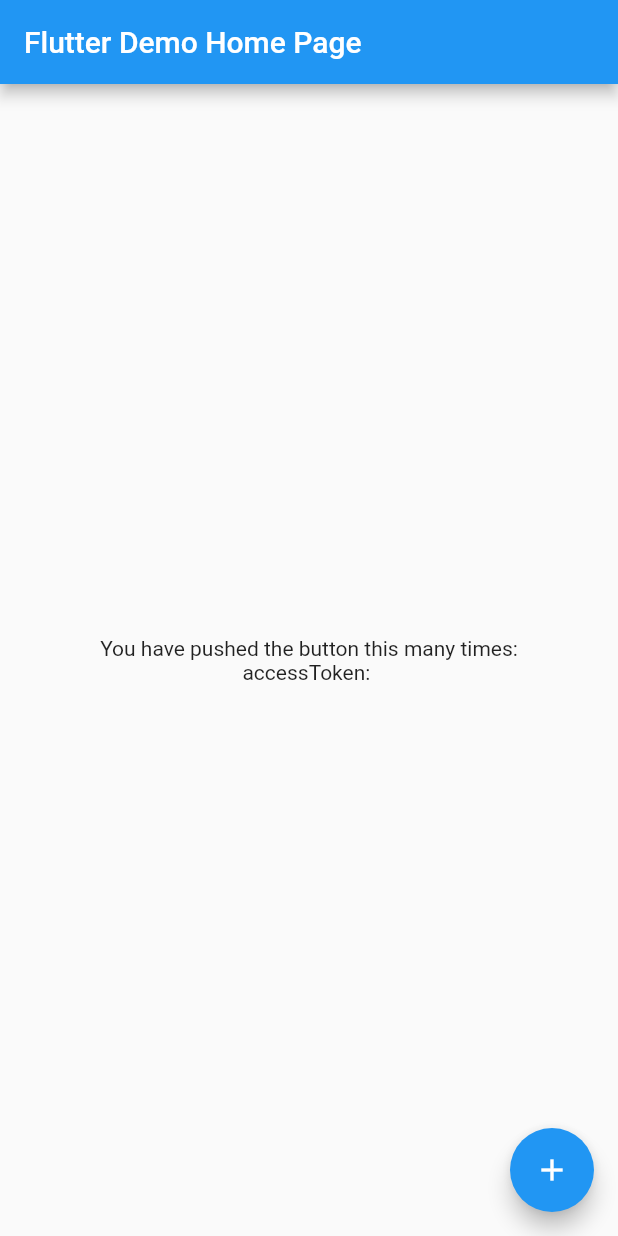
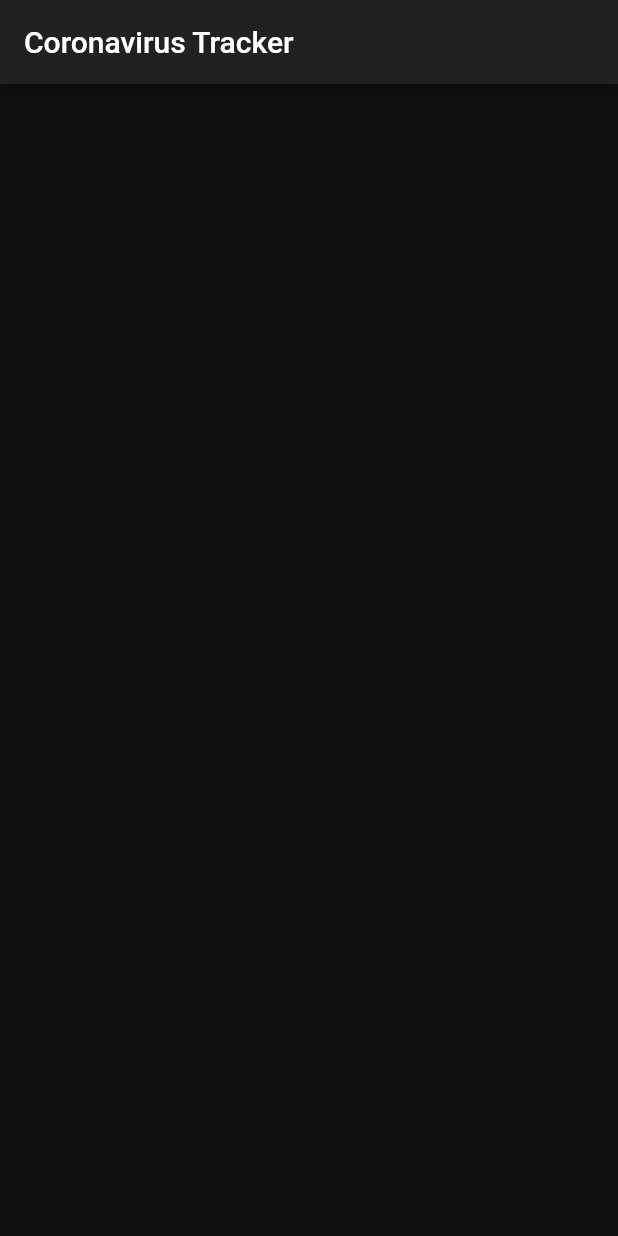
Before and after one commit to kayzkenny/coronavirus_rest_api_flutter_course, a Flutter app: the screen it shows after launch, on a phone screen of 412 x 824 dp. Run offline on Flutter 3.47's test engine with Material 2 defaults, Android fonts, the phone set to English and light mode, and no system bars.

Commit message:
create dashboard.dart

```diff
--- /dev/null
+++ b/lib/app/ui/dashboard.dart
@@ -0,0 +1,20 @@
+import 'package:flutter/material.dart';
+
+class Dashboard extends StatefulWidget {
+  @override
+  _DashboardState createState() => _DashboardState();
+}
+
+class _DashboardState extends State<Dashboard> {
+  @override
+  Widget build(BuildContext context) {
+    return Scaffold(
+      appBar: AppBar(
+        title: Text('Coronavirus Tracker'),
+      ),
+      body: ListView(
+        children: <Widget>[],
+      ),
+    );
+  }
+}
--- a/lib/main.dart
+++ b/lib/main.dart
@@ -1,6 +1,9 @@
+import 'package:coronavirus_rest_api_flutter_course/app/repositories/data_repository.dart';
 import 'package:coronavirus_rest_api_flutter_course/app/services/api.dart';
 import 'package:coronavirus_rest_api_flutter_course/app/services/api_service.dart';
+import 'package:coronavirus_rest_api_flutter_course/app/ui/dashboard.dart';
 import 'package:flutter/material.dart';
+import 'package:provider/provider.dart';
 
 void main() {
   runApp(MyApp());
@@ -10,126 +13,19 @@ class MyApp extends StatelessWidget {
   // This widget is the root of your application.
   @override
   Widget build(BuildContext context) {
-    return MaterialApp(
-      title: 'Flutter Demo',
-      theme: ThemeData(
-        // This is the theme of your application.
-        //
-        // Try running your application with "flutter run". You'll see the
-        // application has a blue toolbar. Then, without quitting the app, try
-        // changing the primarySwatch below to Colors.green and then invoke
-        // "hot reload" (press "r" in the console where you ran "flutter run",
-        // or simply save your changes to "hot reload" in a Flutter IDE).
-        // Notice that the counter didn't reset back to zero; the application
-        // is not restarted.
-        primarySwatch: Colors.blue,
-        // This makes the visual density adapt to the platform that you run
-        // the app on. For desktop platforms, the controls will be smaller and
-        // closer together (more dense) than on mobile platforms.
-        visualDensity: VisualDensity.adaptivePlatformDensity,
+    return Provider<DataRepository>(
+      create: (_) => DataRepository(
+        apiService: APIService(API.sandbox()),
       ),
-      home: MyHomePage(title: 'Flutter Demo Home Page'),
+      child: MaterialApp(
+        debugShowCheckedModeBanner: false,
+        title: 'Coronavirus Tracker',
+        theme: ThemeData.dark().copyWith(
+          scaffoldBackgroundColor: Color(0xFF101010),
+          cardColor: Color(0xFF222222),
+        ),
+        home: Dashboard(),
+      ),
     );
   }
 }
-
-class MyHomePage extends StatefulWidget {
-  MyHomePage({Key key, this.title}) : super(key: key);
-
-  // This widget is the home page of your application. It is stateful, meaning
-  // that it has a State object (defined below) that contains fields that affect
-  // how it looks.
-
-  // This class is the configuration for the state. It holds the values (in this
-  // case the title) provided by the parent (in this case the App widget) and
-  // used by the build method of the State. Fields in a Widget subclass are
-  // always marked "final".
-
-  final String title;
-
-  @override
-  _MyHomePageState createState() => _MyHomePageState();
-}
-
-class _MyHomePageState extends State<MyHomePage> {
-  String _accessToken = "";
-  int _cases;
-  int _deaths;
-
-  void _updateAccessToken() async {
-    final apiService = APIService(API.sandbox());
-    final accessToken = await apiService.getAccessToken();
-    final cases = await apiService.getEndpointData(
-      accessToken: accessToken,
-      endpoint: Endpoint.cases,
-    );
-    final deaths = await apiService.getEndpointData(
-      accessToken: accessToken,
-      endpoint: Endpoint.deaths,
-    );
-    setState(() {
-      _accessToken = accessToken;
-      _cases = cases;
-      _deaths = deaths;
-    });
-  }
-
-  @override
-  Widget build(BuildContext context) {
-    // This method is rerun every time setState is called, for instance as done
-    // by the _incrementCounter method above.
-    //
-    // The Flutter framework has been optimized to make rerunning build methods
-    // fast, so that you can just rebuild anything that needs updating rather
-    // than having to individually change instances of widgets.
-    return Scaffold(
-      appBar: AppBar(
-        // Here we take the value from the MyHomePage object that was created by
-        // the App.build method, and use it to set our appbar title.
-        title: Text(widget.title),
-      ),
-      body: Center(
-        // Center is a layout widget. It takes a single child and positions it
-        // in the middle of the parent.
-        child: Column(
-          // Column is also a layout widget. It takes a list of children and
-          // arranges them vertically. By default, it sizes itself to fit its
-          // children horizontally, and tries to be as tall as its parent.
-          //
-          // Invoke "debug painting" (press "p" in the console, choose the
-          // "Toggle Debug Paint" action from the Flutter Inspector in Android
-          // Studio, or the "Toggle Debug Paint" command in Visual Studio Code)
-          // to see the wireframe for each widget.
-          //
-          // Column has various properties to control how it sizes itself and
-          // how it positions its children. Here we use mainAxisAlignment to
-          // center the children vertically; the main axis here is the vertical
-          // axis because Columns are vertical (the cross axis would be
-          // horizontal).
-          mainAxisAlignment: MainAxisAlignment.center,
-          children: <Widget>[
-            Text(
-              'You have pushed the button this many times:',
-            ),
-            Text(
-              'accessToken: $_accessToken',
-            ),
-            if (_cases != null)
-              Text(
-                'cases: $_cases',
-              ),
-            if (_deaths != null)
-              Text(
-                'deaths: $_deaths',
-              ),
-          ],
-        ),
-      ),
-      floatingActionButton: FloatingActionButton(
-        onPressed: _updateAccessToken,
-        tooltip: 'Increment',
-        child: Icon(Icons.add),
-      ), // This trailing comma makes auto-formatting nicer for build methods.
-    );
-  }
-}
--- a/pubspec.yaml
+++ b/pubspec.yaml
@@ -24,6 +24,7 @@ dependencies:
   flutter:
     sdk: flutter
   http: ^0.12.2
+  provider: ^4.3.2
 
   # The following adds the Cupertino Icons font to your application.
   # Use with the CupertinoIcons class for iOS style icons.
```
Also changed, not shown: lib/app/repositories/data_repository.dart (+23 -5 lines), lib/app/ui/endpoint_card.dart (added, +8 -0 lines), pubspec.lock.
